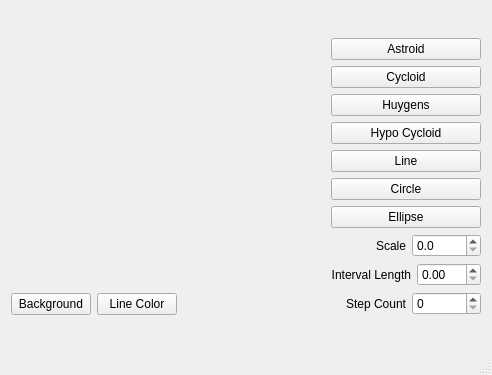
Qt form QtCurves/mainwindow.ui (mateusmb/QtCurves) before a commit.
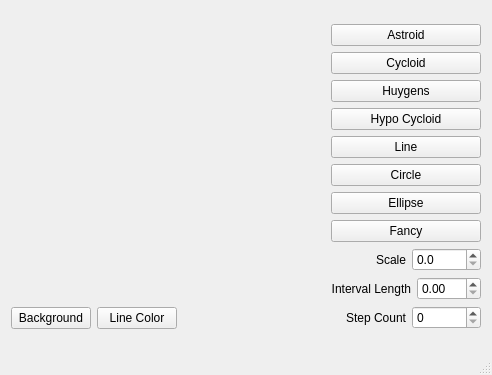
The same form after that commit. Custom widgets are drawn as their Qt base class.

Commit message: Drawing a fancy curve

```diff
--- a/QtCurves/mainwindow.ui
+++ b/QtCurves/mainwindow.ui
@@ -104,6 +104,13 @@
         </property>
        </widget>
       </item>
+      <item>
+       <widget class="QPushButton" name="btnFancy">
+        <property name="text">
+         <string>Fancy</string>
+        </property>
+       </widget>
+      </item>
       <item>
        <layout class="QHBoxLayout" name="horizontalLayout">
         <item>
```
The commit also changes 11 other files.
